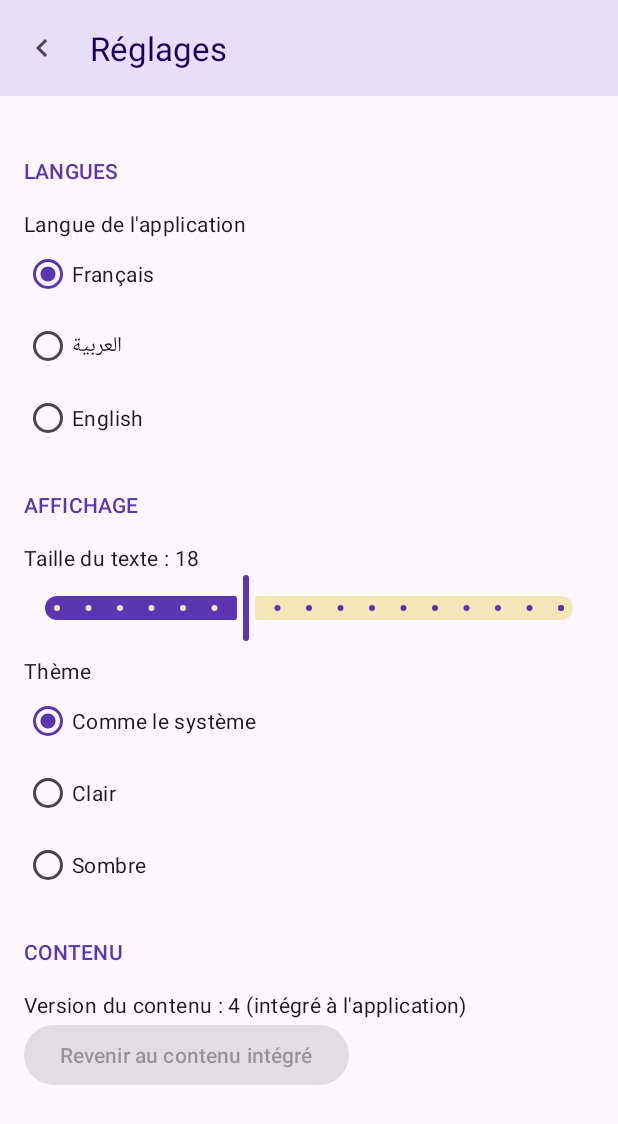
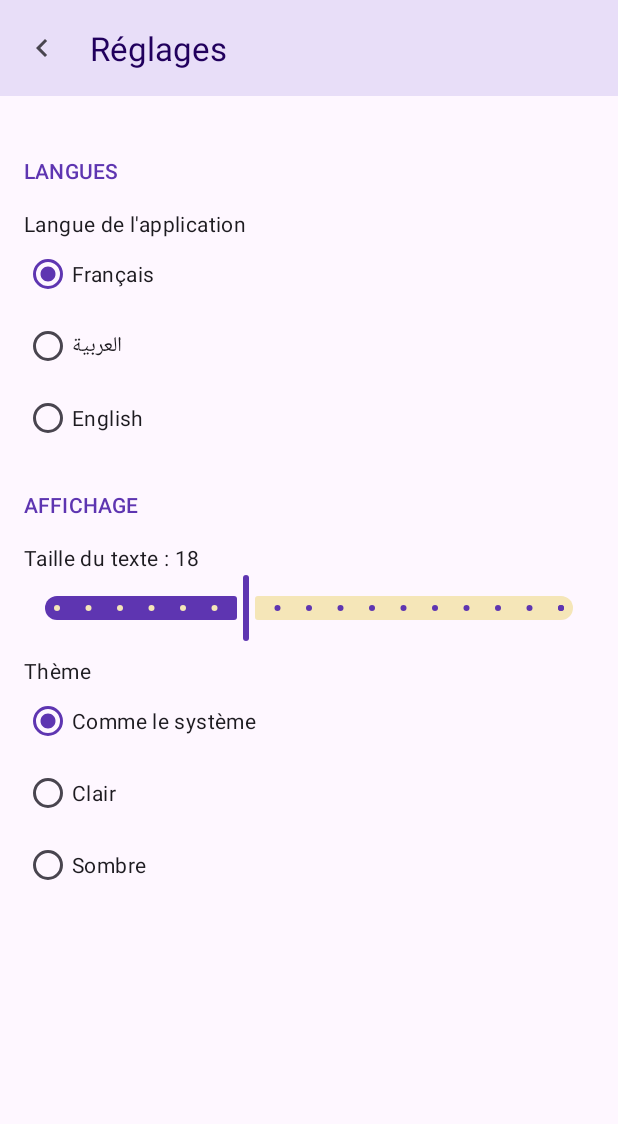
Before and after one commit to asel-hue/KatamerosCopte, an Android app: the SettingsActivity screen opened directly, with no data from a screen before it, on a phone screen of 412 x 824 dp. Shown: the top 1124 px of the screen. Run offline under Robolectric (Android 15) with nearby library versions, the phone set to English and light mode, and no system bars.

Commit message:
Réglages : partie Contenu retirée (mises à jour automatiques, sans réglage)
Co-Authored-By: Claude Opus 5.5 <noreply@anthropic.com>

```diff
--- a/app/src/main/java/com/copte/katameros/ui/SettingsActivity.kt
+++ b/app/src/main/java/com/copte/katameros/ui/SettingsActivity.kt
@@ -11,15 +11,13 @@ import androidx.core.view.updatePadding
 import com.copte.katameros.CopticText
 import com.copte.katameros.Prefs
 import com.copte.katameros.R
-import com.copte.katameros.data.ContentStore
-import com.copte.katameros.data.ContentUpdater
 import com.copte.katameros.databinding.ActivitySettingsBinding
 import com.copte.katameros.widget.DayWidget
 import com.google.android.material.radiobutton.MaterialRadioButton
 
 /**
- * Réglages : langue de l'application, taille du texte, thème, version du contenu.
- * Les mises à jour du contenu sont automatiques (une fois par semaine), comme dans LivreAGPIA.
+ * Réglages : langue de l'application, taille du texte, thème.
+ * Les mises à jour du contenu sont automatiques (une fois par semaine), sans réglage.
  * La langue des lectures se choisit avec le bouton globe de l'écran du jour.
  */
 class SettingsActivity : AppCompatActivity() {
@@ -78,13 +76,6 @@ class SettingsActivity : AppCompatActivity() {
             }
             prefs.applyNightMode()
         }
-
-        updateContentInfo()
-        binding.restoreEmbedded.setOnClickListener {
-            ContentUpdater.restoreEmbedded(this)
-            DayWidget.updateAll(this)
-            updateContentInfo()
-        }
     }
 
     private fun languageName(code: String): String = getString(
@@ -99,15 +90,4 @@ class SettingsActivity : AppCompatActivity() {
     private fun updateFontLabel() {
         binding.fontSizeLabel.text = getString(R.string.settings_font_size, prefs.fontSize.toInt())
     }
-
-    private fun updateContentInfo() {
-        val downloaded = ContentStore.source == ContentStore.Source.DOWNLOADED
-        val version = runCatching { ContentStore.manifest().contentVersion }.getOrDefault(0)
-        binding.contentVersion.text = getString(
-            R.string.content_version,
-            version,
-            getString(if (downloaded) R.string.content_downloaded else R.string.content_embedded),
-        )
-        binding.restoreEmbedded.isEnabled = downloaded
-    }
 }
--- a/app/src/main/res/layout/activity_settings.xml
+++ b/app/src/main/res/layout/activity_settings.xml
@@ -82,21 +82,6 @@
                     android:layout_height="wrap_content"
                     android:text="@string/theme_dark" />
             </RadioGroup>
-
-            <TextView
-                style="@style/Widget.Katameros.SettingsHeader"
-                android:text="@string/settings_content" />
-
-            <TextView
-                android:id="@+id/contentVersion"
-                style="@style/Widget.Katameros.SettingsLabel" />
-
-            <com.google.android.material.button.MaterialButton
-                android:id="@+id/restoreEmbedded"
-                style="@style/Widget.Material3.Button.TonalButton"
-                android:layout_width="wrap_content"
-                android:layout_height="wrap_content"
-                android:text="@string/restore_embedded" />
         </LinearLayout>
     </ScrollView>
 </LinearLayout>
--- a/app/src/main/res/values/strings.xml
+++ b/app/src/main/res/values/strings.xml
@@ -46,11 +46,6 @@
     <string name="theme_system">Comme le système</string>
     <string name="theme_light">Clair</string>
     <string name="theme_dark">Sombre</string>
-    <string name="settings_content">Contenu</string>
-    <string name="content_version">Version du contenu : %1$d (%2$s)</string>
-    <string name="content_embedded">intégré à l\'application</string>
-    <string name="content_downloaded">téléchargé</string>
-    <string name="restore_embedded">Revenir au contenu intégré</string>
     <string name="lang_fr" translatable="false">Français</string>
     <string name="lang_ar" translatable="false">العربية</string>
     <string name="lang_en" translatable="false">English</string>
```
Also changed, not shown: 2 other files.
